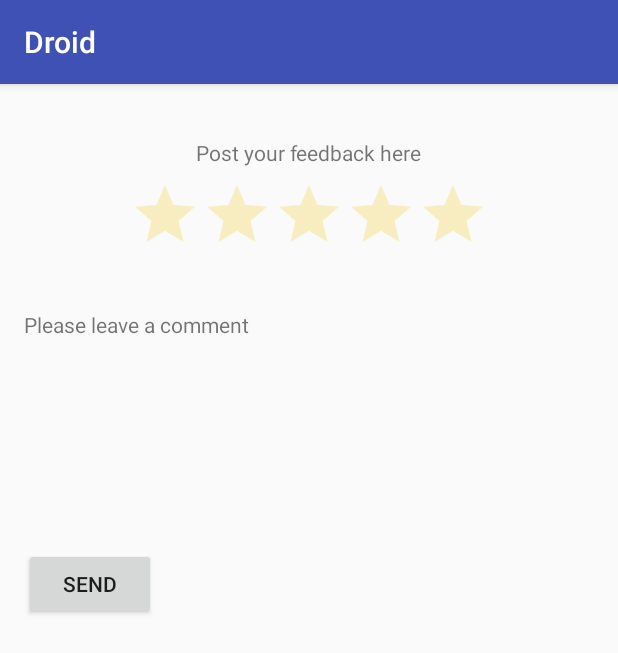
After one commit to syedth/Demo, an Android app: the FeedbackActivity screen opened directly, with no data from a screen before it, on a phone screen of 412 x 824 dp. The commit adds this screen. Shown: the top 653 px of the screen. Run offline under Robolectric (Android 15) with nearby library versions, the phone set to English and light mode, and no system bars.

Commit message:
Navigation Drawer created, Feedback activity created, Location included

```diff
--- /dev/null
+++ b/HelloWorld/app/src/main/java/git/helloworld/FeedbackActivity.java
@@ -0,0 +1,36 @@
+package git.helloworld;
+
+import android.content.Intent;
+import android.os.Bundle;
+import android.support.v7.app.AppCompatActivity;
+import android.view.View;
+import android.widget.Button;
+import android.widget.RatingBar;
+import android.widget.Toast;
+
+public class FeedbackActivity extends AppCompatActivity {
+
+    RatingBar ratingbar;
+    Button btnsubmit;
+    Button btnsend;
+
+    @Override
+    protected void onCreate(Bundle savedInstanceState) {
+        super.onCreate(savedInstanceState);
+        setContentView(R.layout.activity_feedback);
+
+        btnsend = (Button)findViewById(R.id.btnsend);
+        btnsend.setOnClickListener(new View.OnClickListener() {
+            @Override
+            public void onClick(View v) {
+
+                Intent intent = new Intent(FeedbackActivity.this, NavigationDrawer.class);
+                startActivity(intent);
+                Toast.makeText(getBaseContext(),"your feedback has been saved successfully", Toast.LENGTH_LONG).show();
+            }
+        });
+
+    }
+
+
+}
--- a/HelloWorld/app/src/main/java/git/helloworld/LoginFragment.java
+++ b/HelloWorld/app/src/main/java/git/helloworld/LoginFragment.java
@@ -79,7 +79,7 @@ public class LoginFragment extends MainActivityFragment {
         forgotpassword.setOnClickListener(new View.OnClickListener() {
             @Override
             public void onClick(View v) {
-                Toast.makeText(getActivity(), "A link  has been sent to registered e-mail id", Toast.LENGTH_LONG).show();
+                Toast.makeText(getActivity(), "A Reset link  has been sent to registered email id", Toast.LENGTH_LONG).show();
             }
         });
 
--- /dev/null
+++ b/HelloWorld/app/src/main/res/drawable/mycursor.xml
@@ -0,0 +1,5 @@
+<?xml version="1.0" encoding="utf-8"?>
+<shape xmlns:android="http://schemas.android.com/apk/res/android">
+    <size android:width="1dp" />
+    <solid android:color="@color/blue"/>
+</shape>
--- /dev/null
+++ b/HelloWorld/app/src/main/res/layout/activity_feedback.xml
@@ -0,0 +1,58 @@
+<?xml version="1.0" encoding="utf-8"?>
+<RelativeLayout xmlns:android="http://schemas.android.com/apk/res/android"
+    xmlns:tools="http://schemas.android.com/tools"
+    android:id="@+id/activity_feedback"
+    android:layout_width="match_parent"
+    android:layout_height="match_parent"
+    android:paddingBottom="@dimen/activity_vertical_margin"
+    android:paddingLeft="@dimen/activity_horizontal_margin"
+    android:paddingRight="@dimen/activity_horizontal_margin"
+    android:paddingTop="@dimen/activity_vertical_margin"
+    tools:context="git.helloworld.FeedbackActivity">
+
+    <TextView
+        android:id="@+id/text_feedback"
+        android:layout_width="wrap_content"
+        android:layout_height="wrap_content"
+        android:layout_centerHorizontal="true"
+        android:layout_marginTop="20dp"
+        android:text="Post your feedback here" />
+
+    <RatingBar
+        android:id="@+id/ratingbar"
+        android:layout_width="wrap_content"
+        android:layout_height="wrap_content"
+        android:layout_below="@id/text_feedback"
+        android:layout_centerHorizontal="true"
+        android:layout_marginTop="8dp"
+        android:numStars="5"
+        android:stepSize="0.5"
+        android:theme="@style/RatingBar" />
+
+
+    <TextView
+        android:id="@+id/text_note"
+        android:layout_marginTop="30dp"
+        android:layout_below="@id/ratingbar"
+        android:layout_width="wrap_content"
+        android:layout_height="wrap_content"
+        android:text="Please leave a comment" />
+
+    <EditText
+        android:id="@+id/edit_text_note"
+        android:layout_width="match_parent"
+        android:layout_height="131dp"
+        android:textCursorDrawable="@drawable/mycursor"
+        android:background="@null"
+        android:layout_below="@id/text_note" />
+
+    <Button
+        android:id="@+id/btnsend"
+        android:layout_marginTop="8dp"
+        android:layout_width="wrap_content"
+        android:layout_height="wrap_content"
+        android:layout_below="@id/edit_text_note"
+        android:text="Send" />
+
+
+</RelativeLayout>
--- a/HelloWorld/app/src/main/res/values/colors.xml
+++ b/HelloWorld/app/src/main/res/values/colors.xml
@@ -4,4 +4,7 @@
     <color name="colorPrimaryDark">#303F9F</color>
     <color name="colorAccent">#FF4081</color>
     <color name="blue">#3c4c8f</color>
+    <color name="grey"> #95a5a6 </color>
+    <color name="duskYellow">#f4d03f</color>
+    <color name="lightGrey">#e5e7e9</color>
 </resources>
--- a/HelloWorld/app/src/main/res/values/strings.xml
+++ b/HelloWorld/app/src/main/res/values/strings.xml
@@ -10,6 +10,7 @@
     <!-- TODO: Remove or change this placeholder text -->
     <string name="hello_blank_fragment">Hello blank fragment</string>
     <string name="title_activity_maps">Map</string>
+    <string name="title_activity_compose_mail">ComposeMail</string>
 
 
 </resources>
--- a/HelloWorld/app/src/main/res/values/styles.xml
+++ b/HelloWorld/app/src/main/res/values/styles.xml
@@ -17,4 +17,9 @@
 
     <style name="AppTheme.PopupOverlay" parent="ThemeOverlay.AppCompat.Light" />
 
+    <style name="RatingBar" parent="Theme.AppCompat">
+        <item name="colorControlNormal">@color/duskYellow</item>
+        <item name="colorControlActivated">@color/lightGrey</item>
+    </style>
+
 </resources>
```
Also changed, not shown: HelloWorld/app/src/main/AndroidManifest.xml (+6 -5 lines), HelloWorld/app/src/main/java/git/helloworld/ComposeEmail.java (added, +54 -0 lines), HelloWorld/app/src/main/java/git/helloworld/NavigationDrawer.java (+7 -4 lines), HelloWorld/app/src/main/res/layout/activity_compose_email.xml (added, +96 -0 lines), HelloWorld/app/src/main/res/layout/activity_compose_mail.xml (added, +34 -0 lines), HelloWorld/app/src/main/res/layout/content_compose_mail.xml (added, +16 -0 lines), HelloWorld/app/src/main/res/layout/fragment_login.xml (+7 -3 lines), HelloWorld/app/src/main/res/menu/activity_main_actions.xml (added, +18 -0 lines), HelloWorld/app/src/main/res/drawable-hdpi/android_launcher.png (added), HelloWorld/app/src/main/res/drawable-mdpi/android_launcher.png (added), HelloWorld/app/src/main/res/drawable-xhdpi/android_launcher.png (added), HelloWorld/app/src/main/res/drawable-xxhdpi/android_launcher.png (added), HelloWorld/app/src/main/res/drawable-xxxhdpi/android_launcher.png (added).
